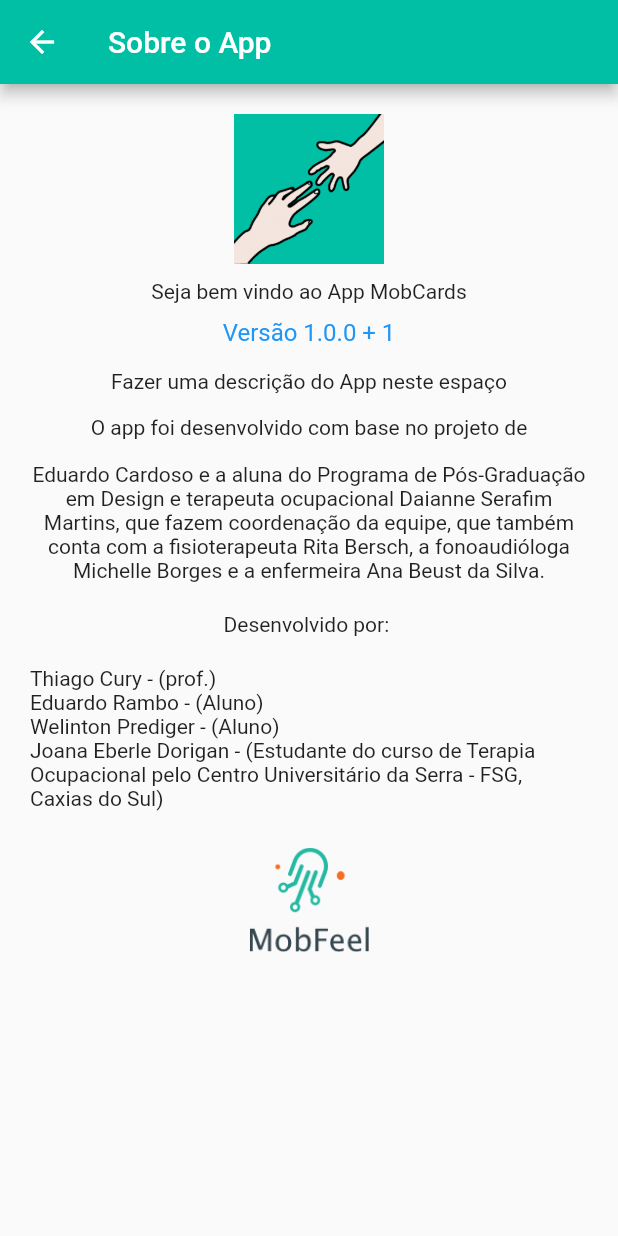
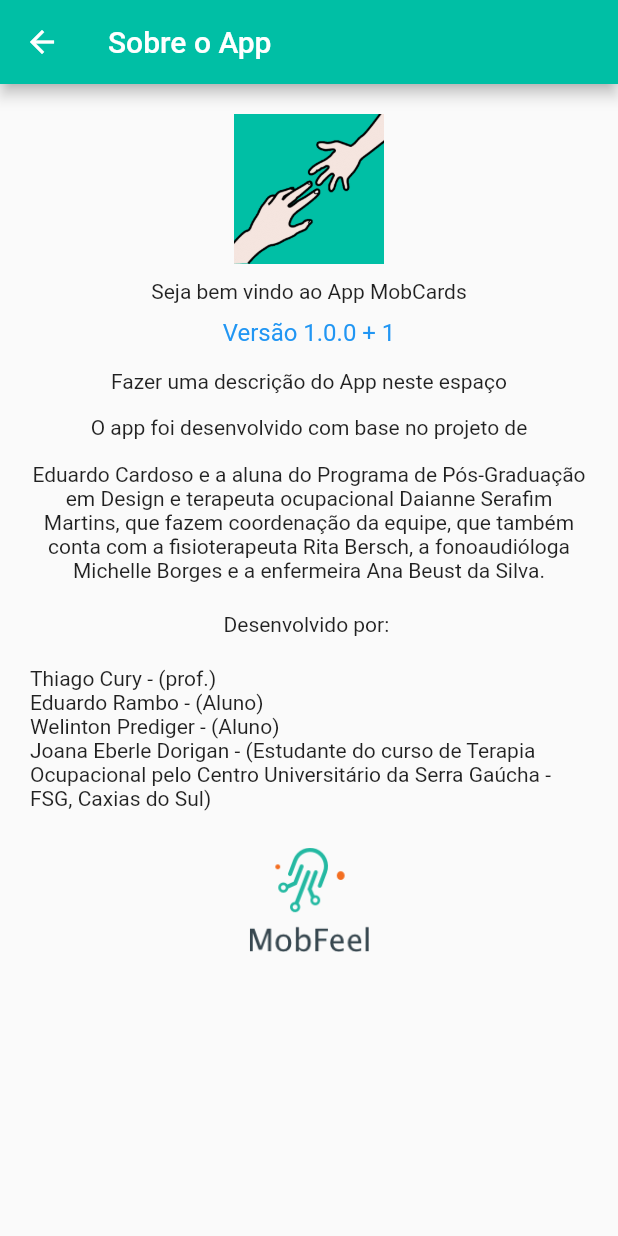
Before and after one commit to mobfeel/mobboards, a Flutter app: the AboutPageMobilePortrait screen opened by its route, on a phone screen of 412 x 824 dp. Run offline on Flutter 3.47's test engine with Material 2 defaults, Android fonts, the phone set to English and light mode, and no system bars; our stand-ins replace device_preview, flutter_tts, package_info, responsive_builder.

Commit message:
Change logo and fix constant names

```diff
--- a/lib/constant.dart
+++ b/lib/constant.dart
@@ -135,7 +135,7 @@
                                                     'Eduardo Rambo - (Aluno)\n'
                                                     'Welinton Prediger - (Aluno)\n'
                                                     'Joana Eberle Dorigan - (Estudante do curso de Terapia Ocupacional pelo '
-                                                    'Centro Universitário da Serra - FSG, Caxias do Sul)';
+                                                    'Centro Universitário da Serra Gaúcha - FSG, Caxias do Sul)';
 
   // Menu
   static final String homologationKey      =        '';
--- a/lib/views/home/home_page.dart
+++ b/lib/views/home/home_page.dart
@@ -22,7 +22,7 @@
             height: 200,
             decoration: BoxDecoration(
               image: DecorationImage(
-                image: AssetImage(Constant.logo),
+                image: AssetImage(Constant.logoOfficial),
               ),
             ),
           ),
```
Also changed, not shown: assets/question_yes_or_no.png (renamed from assets/qustion_yes_or_no.png).
